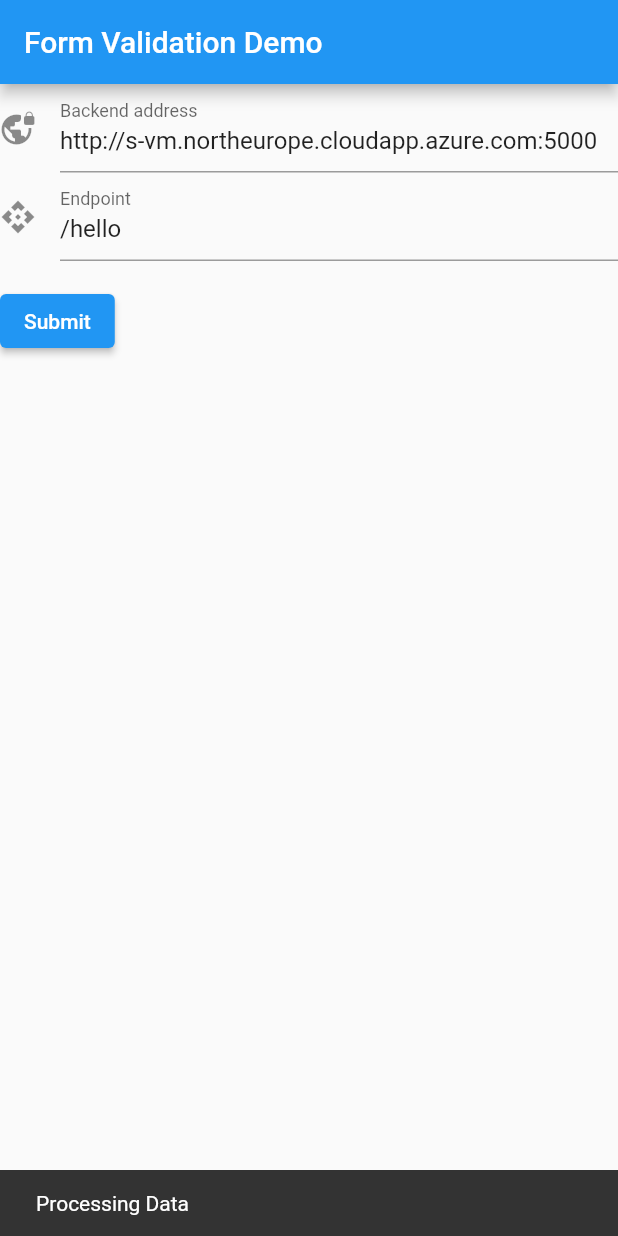
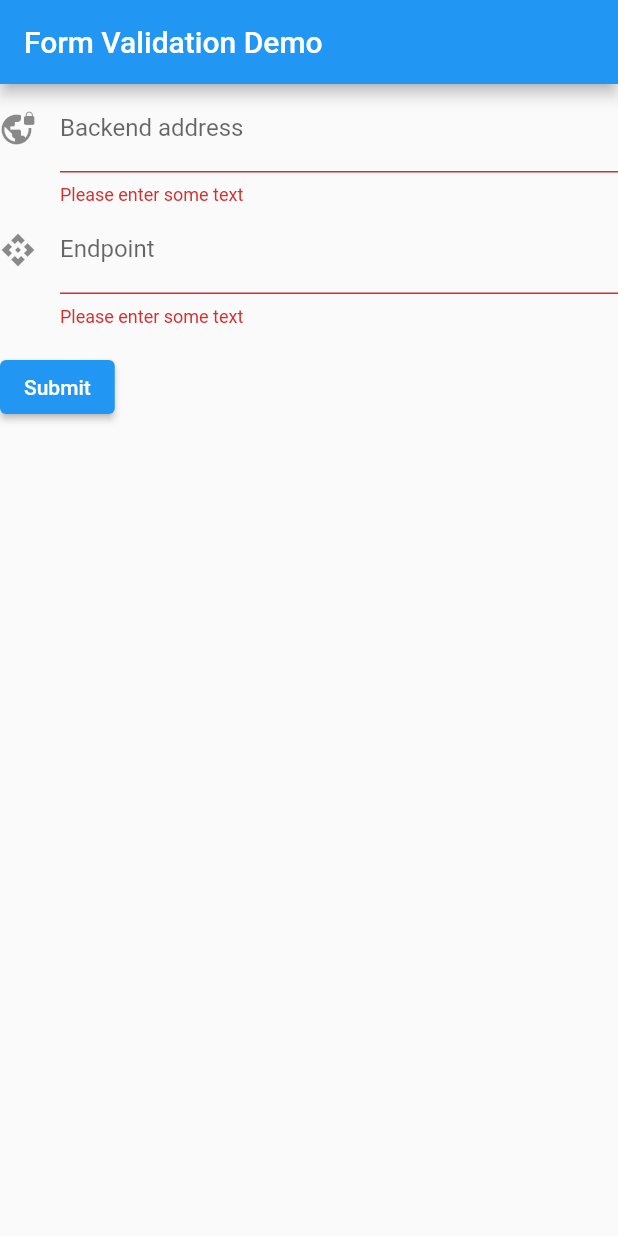
Before and after one commit to sosnus/iap-client, a Flutter app: the screen it shows after launch, after a tap on "Submit", on a phone screen of 412 x 824 dp. Run offline on Flutter 3.47's test engine with Material 2 defaults, Android fonts, the phone set to English and light mode, and no system bars.

Commit message:
add controller to text fields

```diff
--- a/iap/lib/main.dart
+++ b/iap/lib/main.dart
@@ -37,6 +37,18 @@ class MyCustomFormState extends State<MyCustomForm> {
   // not a GlobalKey<MyCustomFormState>.
   final _formKey = GlobalKey<FormState>();
 
+  final controllerAddr = TextEditingController();
+
+  final controllerEndpoint = TextEditingController();
+
+  @override
+  void dispose() {
+    // Clean up the controller when the widget is disposed.
+    controllerAddr.dispose();
+    controllerEndpoint.dispose();
+    super.dispose();
+  }
+
   @override
   Widget build(BuildContext context) {
     // Build a Form widget using the _formKey created above.
@@ -46,13 +58,13 @@ class MyCustomFormState extends State<MyCustomForm> {
         crossAxisAlignment: CrossAxisAlignment.start,
         children: <Widget>[
           TextFormField(
+            controller: controllerAddr,
             decoration: const InputDecoration(
               icon: Icon(Icons.vpn_lock),
               hintText: 'Enter backend address here',
               labelText: 'Backend address',
             ),
-            // The validator receives the text that the user has entered.
-            initialValue: "http://s-vm.northeurope.cloudapp.azure.com:5000",
+            // initialValue: "http://s-vm.northeurope.cloudapp.azure.com:5000",
             validator: (value) {
               if (value == null || value.isEmpty) {
                 return 'Please enter some text';
@@ -61,13 +73,13 @@ class MyCustomFormState extends State<MyCustomForm> {
             },
           ),
           TextFormField(
+            controller: controllerEndpoint,
             decoration: const InputDecoration(
               icon: Icon(Icons.api),
               hintText: 'Write endpoint addr here, add / at begenning',
               labelText: 'Endpoint',
             ),
-            // The validator receives the text that the user has entered.
-            initialValue: "/hello",
+            // initialValue: "/hello",
             validator: (value) {
               if (value == null || value.isEmpty) {
                 return 'Please enter some text';
@@ -83,8 +95,9 @@ class MyCustomFormState extends State<MyCustomForm> {
                 if (_formKey.currentState!.validate()) {
                   // If the form is valid, display a snackbar. In the real world,
                   // you'd often call a server or save the information in a database.
-                  ScaffoldMessenger.of(context)
-                      .showSnackBar(SnackBar(content: Text('Processing Data')));
+                  ScaffoldMessenger.of(context).showSnackBar(SnackBar(
+                      content: Text(
+                          'Processing Data for ${controllerAddr.text}${controllerEndpoint.text}')));
                 }
               },
               child: Text('Submit'),
```
